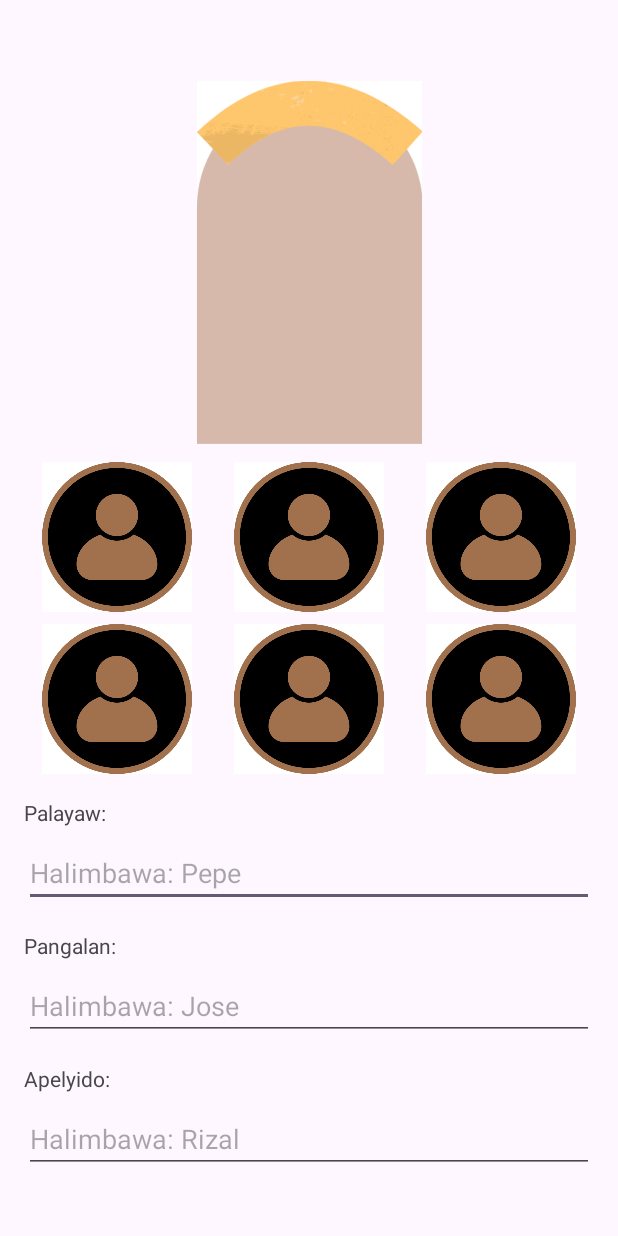
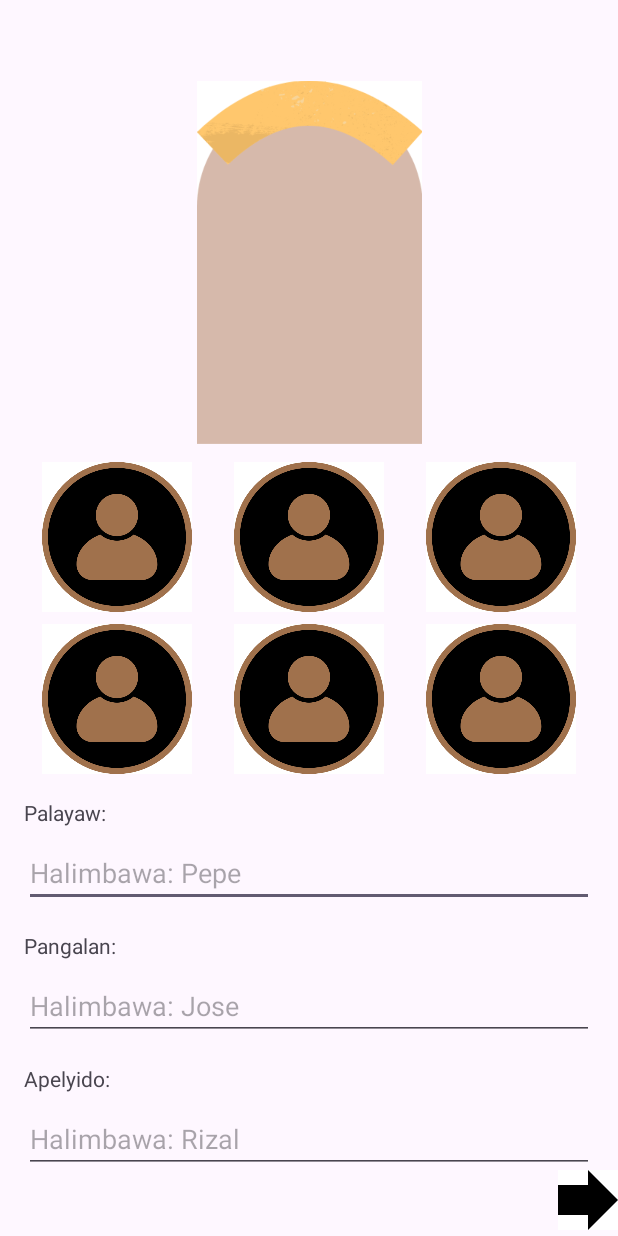
Before and after one commit to renzewithane/BTC, an Android app: the fragment avatar_selection shown on its own in the app's theme, on a phone screen of 412 x 824 dp. Run offline under Robolectric (Android 15) with nearby library versions, the phone set to English and light mode, and no system bars.

Commit message:
Added Button on Avatar Selection

```diff
--- a/app/src/main/res/layout/fragment_mainmenu_avatar_selection.xml
+++ b/app/src/main/res/layout/fragment_mainmenu_avatar_selection.xml
@@ -147,4 +147,16 @@
         android:layout_marginEnd="16dp"
         android:layout_marginTop="8dp" />
 
+    <ImageView
+        android:id="@+id/arrowButton"
+        android:layout_width="48dp"
+        android:layout_height="48dp"
+        android:layout_gravity="center_vertical"
+        android:contentDescription="@string/proceed"
+        android:paddingStart="8dp"
+        android:src="@drawable/arrow"
+        app:layout_constraintBottom_toBottomOf="parent"
+        app:layout_constraintEnd_toEndOf="parent"
+        tools:ignore="RtlSymmetry" />
+
 </androidx.constraintlayout.widget.ConstraintLayout>
```
